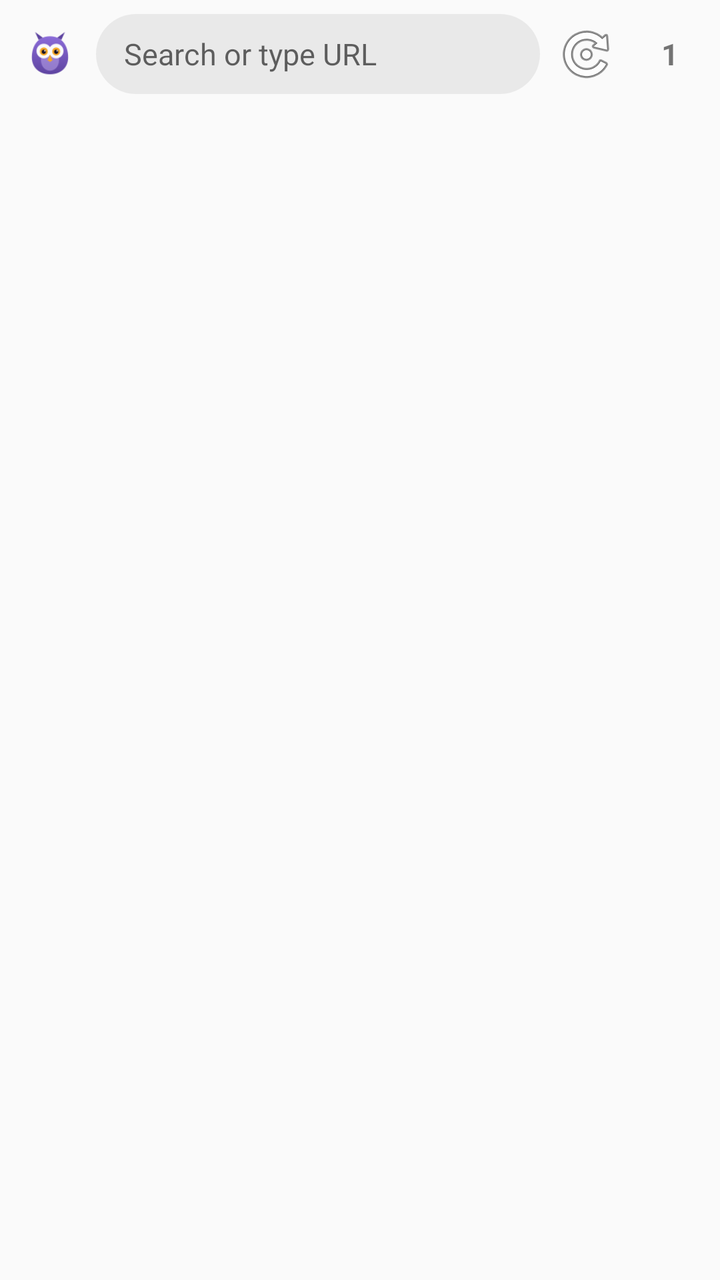
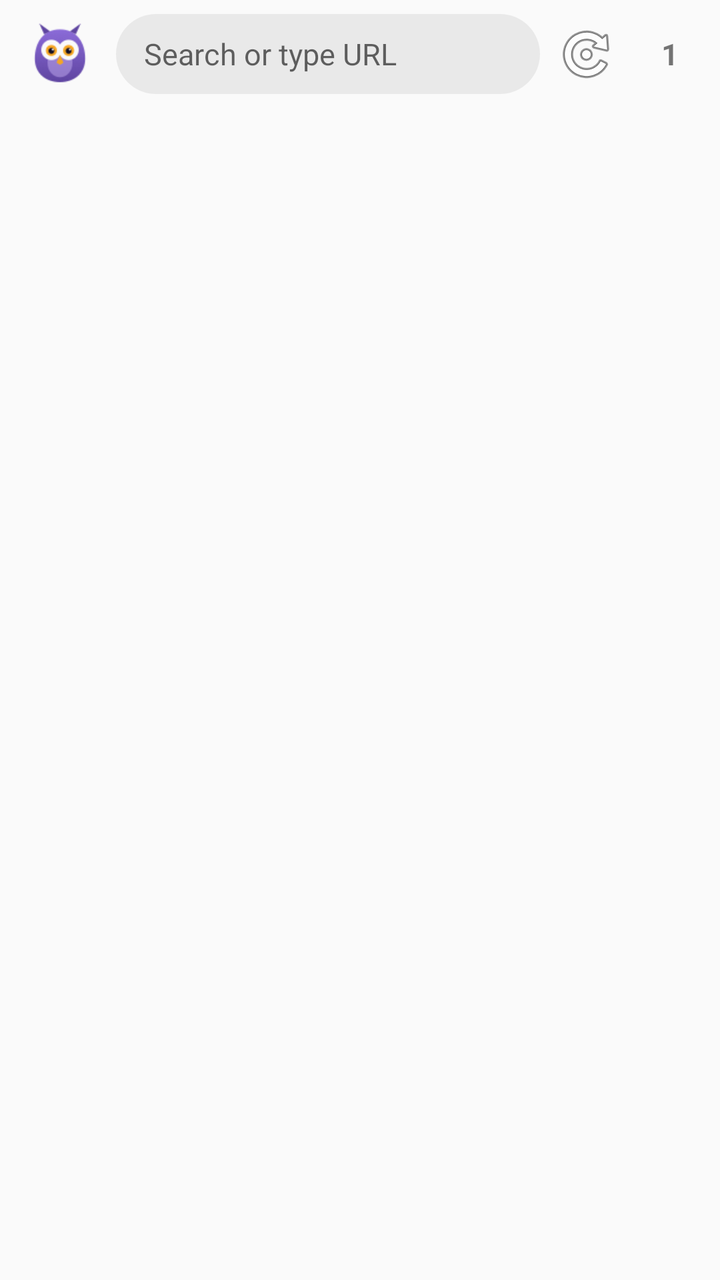

The first picture is an Android layout as it rendered before a commit; the second is the same layout after the commit. The layout source and the unified diff follow.
<!-- AndroidManifest.xml: application theme Theme.Search -->
<!-- res/layout/activity_main.xml -->
<?xml version="1.0" encoding="utf-8"?>
<FrameLayout xmlns:android="http://schemas.android.com/apk/res/android"
    android:layout_width="match_parent"
    android:layout_height="match_parent">

    
    <LinearLayout
        android:layout_width="match_parent"
        android:layout_height="match_parent"
        android:orientation="vertical">

        
        <LinearLayout
            android:layout_width="match_parent"
            android:layout_height="54dp"
            android:orientation="horizontal"
            android:gravity="center_vertical"
            android:paddingStart="4dp"
            android:paddingEnd="4dp"
            android:background="?android:attr/colorBackground">

            <ImageButton
                android:id="@+id/homeBtn"
                android:layout_width="42dp"
                android:layout_height="42dp"
                android:background="?attr/selectableItemBackgroundBorderless"
                android:src="@drawable/ic_owl"
                android:scaleType="fitCenter"
                android:padding="3dp"
                android:contentDescription="Home" />

            <EditText
                android:id="@+id/urlBar"
                android:layout_width="0dp"
                android:layout_height="40dp"
                android:layout_weight="1"
                android:layout_marginStart="2dp"
                android:layout_marginEnd="2dp"
                android:hint="Search or type URL"
                android:imeOptions="actionGo"
                android:inputType="textUri"
                android:maxLines="1"
                android:selectAllOnFocus="true"
                android:paddingStart="14dp"
                android:paddingEnd="14dp"
                android:textSize="15sp"
                android:background="@drawable/urlbar_bg" />

            <ImageButton
                android:id="@+id/reloadBtn"
                android:layout_width="42dp"
                android:layout_height="42dp"
                android:background="?attr/selectableItemBackgroundBorderless"
                android:src="@android:drawable/ic_menu_rotate"
                android:contentDescription="Reload" />

            <TextView
                android:id="@+id/tabCountBtn"
                android:layout_width="42dp"
                android:layout_height="42dp"
                android:gravity="center"
                android:text="1"
                android:textSize="15sp"
                android:textStyle="bold"
                android:background="?attr/selectableItemBackgroundBorderless"
                android:contentDescription="Tabs" />
        </LinearLayout>

        <ProgressBar
            android:id="@+id/progressBar"
            style="?android:attr/progressBarStyleHorizontal"
            android:layout_width="match_parent"
            android:layout_height="3dp"
            android:max="100"
            android:progress="0"
            android:visibility="gone" />

        <FrameLayout
            android:id="@+id/webContainer"
            android:layout_width="match_parent"
            android:layout_height="0dp"
            android:layout_weight="1" />
    </LinearLayout>

    
    <LinearLayout
        android:id="@+id/tabDeck"
        android:layout_width="match_parent"
        android:layout_height="match_parent"
        android:orientation="vertical"
        android:background="?android:attr/colorBackground"
        android:visibility="gone">

        <LinearLayout
            android:layout_width="match_parent"
            android:layout_height="wrap_content"
            android:orientation="horizontal"
            android:gravity="center_vertical"
            android:padding="12dp">

            <EditText
                android:id="@+id/deckSearch"
                android:layout_width="0dp"
                android:layout_height="46dp"
                android:layout_weight="1"
                android:hint="Search or open a new tab"
                android:imeOptions="actionGo"
                android:inputType="text"
                android:maxLines="1"
                android:paddingStart="16dp"
                android:paddingEnd="16dp"
                android:textSize="15sp"
                android:background="@drawable/urlbar_bg" />

            <TextView
                android:id="@+id/deckHistory"
                android:layout_width="wrap_content"
                android:layout_height="wrap_content"
                android:text="History"
                android:textStyle="bold"
                android:textColor="#2B6CF0"
                android:padding="12dp"
                android:background="?attr/selectableItemBackgroundBorderless" />

            <TextView
                android:id="@+id/deckNewTab"
                android:layout_width="wrap_content"
                android:layout_height="wrap_content"
                android:text="+ New"
                android:textStyle="bold"
                android:textColor="#2B6CF0"
                android:padding="12dp"
                android:background="?attr/selectableItemBackgroundBorderless" />

            <TextView
                android:id="@+id/deckClose"
                android:layout_width="wrap_content"
                android:layout_height="wrap_content"
                android:text="Done"
                android:textStyle="bold"
                android:textColor="#2B6CF0"
                android:padding="12dp"
                android:background="?attr/selectableItemBackgroundBorderless" />
        </LinearLayout>

        <androidx.recyclerview.widget.RecyclerView
            android:id="@+id/tabList"
            android:layout_width="match_parent"
            android:layout_height="0dp"
            android:layout_weight="1" />

        <androidx.recyclerview.widget.RecyclerView
            android:id="@+id/historyList"
            android:layout_width="match_parent"
            android:layout_height="0dp"
            android:layout_weight="1"
            android:visibility="gone" />
    </LinearLayout>
</FrameLayout>
<!-- resources referenced by this layout -->
<resources>
  <!-- drawable ic_owl: png bitmap (drawable, 3508 bytes) -->
  <!-- drawable urlbar_bg (drawable) -->
  <?xml version="1.0" encoding="utf-8"?>
  <shape xmlns:android="http://schemas.android.com/apk/res/android"
      android:shape="rectangle">
      <solid android:color="#11000000" />
      <corners android:radius="20dp" />
  </shape>
  <style name="Theme.Search" parent="Theme.MaterialComponents.Light.NoActionBar">
          <item name="android:windowBackground">@color/appBackground</item>
          <item name="android:colorBackground">@color/appBackground</item>
          <item name="android:statusBarColor">@color/appBackground</item>
          <item name="android:navigationBarColor">@color/appBackground</item>
          
          <item name="android:windowLightStatusBar">true</item>
      </style>
  <color name="appBackground">#FAFAFA</color>
</resources>

<!-- the commit's change to res/layout/activity_main.xml (unified diff, before → after) -->
@@ -21,12 +21,12 @@
 
             <ImageButton
                 android:id="@+id/homeBtn"
-                android:layout_width="42dp"
-                android:layout_height="42dp"
+                android:layout_width="52dp"
+                android:layout_height="52dp"
                 android:background="?attr/selectableItemBackgroundBorderless"
                 android:src="@drawable/ic_owl"
                 android:scaleType="fitCenter"
-                android:padding="3dp"
+                android:padding="1dp"
                 android:contentDescription="Home" />
 
             <EditText
